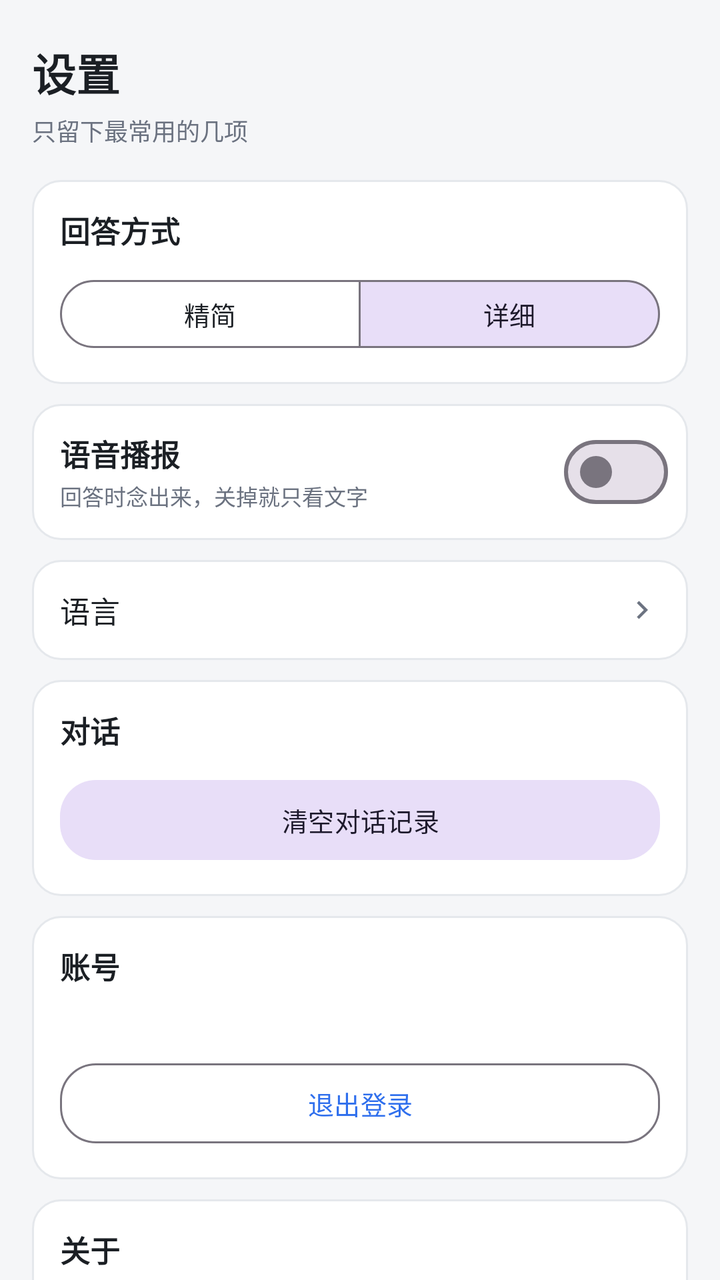
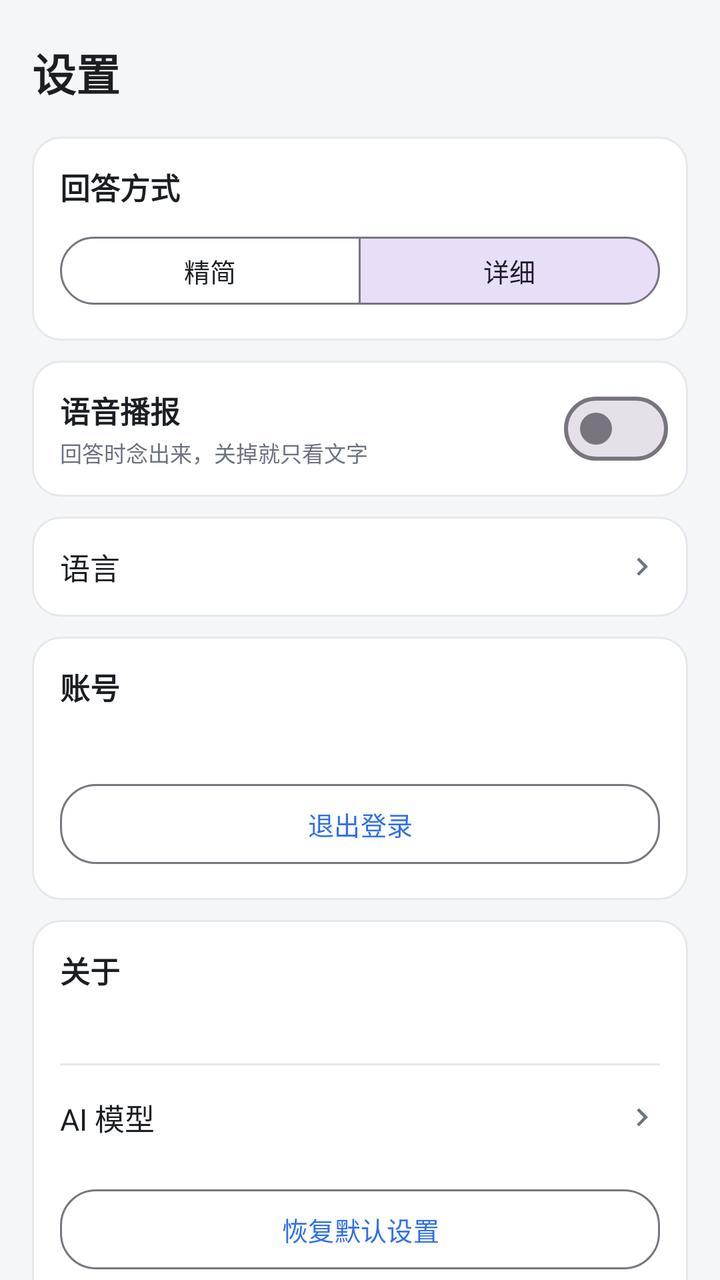

Two renders of the same Android screen: before a commit and after it. Below are the layout's source before the change and the commit's diff.
<!-- AndroidManifest.xml: application theme Theme.VoiceAssistant -->
<!-- res/layout/fragment_settings.xml -->
<?xml version="1.0" encoding="utf-8"?>
<ScrollView xmlns:android="http://schemas.android.com/apk/res/android"
    xmlns:app="http://schemas.android.com/apk/res-auto"
    android:layout_width="match_parent"
    android:layout_height="match_parent"
    android:background="@color/bg_app"
    android:fillViewport="true"
    android:scrollbars="none">

    <LinearLayout
        android:layout_width="match_parent"
        android:layout_height="wrap_content"
        android:orientation="vertical"
        android:paddingStart="16dp"
        android:paddingTop="20dp"
        android:paddingEnd="16dp"
        android:paddingBottom="28dp">

        <TextView
            android:layout_width="wrap_content"
            android:layout_height="wrap_content"
            android:text="@string/settings_title"
            android:textColor="@color/text_primary"
            android:textSize="22sp"
            android:textStyle="bold" />

        <TextView
            android:layout_width="wrap_content"
            android:layout_height="wrap_content"
            android:layout_marginTop="4dp"
            android:text="@string/settings_subtitle"
            android:textColor="@color/text_secondary"
            android:textSize="12sp" />

        
        <LinearLayout
            android:layout_width="match_parent"
            android:layout_height="wrap_content"
            android:layout_marginTop="16dp"
            android:background="@drawable/bg_card"
            android:orientation="vertical"
            android:padding="14dp">

            <TextView
                android:layout_width="wrap_content"
                android:layout_height="wrap_content"
                android:text="@string/settings_answer_style"
                android:textColor="@color/text_primary"
                android:textSize="15sp"
                android:textStyle="bold" />

            <com.google.android.material.button.MaterialButtonToggleGroup
                android:id="@+id/toggleStyle"
                android:layout_width="match_parent"
                android:layout_height="wrap_content"
                android:layout_marginTop="10dp"
                app:checkedButton="@+id/btnStyleDetailed"
                app:selectionRequired="true"
                app:singleSelection="true">

                <com.google.android.material.button.MaterialButton
                    android:id="@+id/btnStyleConcise"
                    style="@style/Widget.Material3.Button.OutlinedButton"
                    android:layout_width="0dp"
                    android:layout_height="wrap_content"
                    android:layout_weight="1"
                    android:minHeight="42dp"
                    android:text="@string/settings_style_concise"
                    android:textSize="13sp" />

                <com.google.android.material.button.MaterialButton
                    android:id="@+id/btnStyleDetailed"
                    style="@style/Widget.Material3.Button.OutlinedButton"
                    android:layout_width="0dp"
                    android:layout_height="wrap_content"
                    android:layout_weight="1"
                    android:minHeight="42dp"
                    android:text="@string/settings_style_detailed"
                    android:textSize="13sp" />
            </com.google.android.material.button.MaterialButtonToggleGroup>
        </LinearLayout>

        
        <LinearLayout
            android:layout_width="match_parent"
            android:layout_height="wrap_content"
            android:layout_marginTop="10dp"
            android:background="@drawable/bg_card"
            android:gravity="center_vertical"
            android:orientation="horizontal"
            android:paddingStart="14dp"
            android:paddingTop="10dp"
            android:paddingEnd="10dp"
            android:paddingBottom="10dp">

            <LinearLayout
                android:layout_width="0dp"
                android:layout_height="wrap_content"
                android:layout_weight="1"
                android:orientation="vertical">

                <TextView
                    android:layout_width="wrap_content"
                    android:layout_height="wrap_content"
                    android:text="@string/settings_speak"
                    android:textColor="@color/text_primary"
                    android:textSize="15sp"
                    android:textStyle="bold" />

                <TextView
                    android:layout_width="wrap_content"
                    android:layout_height="wrap_content"
                    android:layout_marginTop="2dp"
                    android:text="@string/settings_speak_desc"
                    android:textColor="@color/text_secondary"
                    android:textSize="11sp" />
            </LinearLayout>

            <com.google.android.material.materialswitch.MaterialSwitch
                android:id="@+id/switchSpeak"
                android:layout_width="wrap_content"
                android:layout_height="wrap_content" />
        </LinearLayout>

        
        <LinearLayout
            android:id="@+id/rowLanguage"
            android:layout_width="match_parent"
            android:layout_height="wrap_content"
            android:layout_marginTop="10dp"
            android:background="@drawable/bg_card"
            android:clickable="true"
            android:focusable="true"
            android:foreground="?attr/selectableItemBackground"
            android:gravity="center_vertical"
            android:orientation="horizontal"
            android:padding="14dp">

            <TextView
                android:layout_width="0dp"
                android:layout_height="wrap_content"
                android:layout_weight="1"
                android:text="@string/settings_language"
                android:textColor="@color/text_primary"
                android:textSize="15sp" />

            <TextView
                android:id="@+id/tvLanguageValue"
                android:layout_width="wrap_content"
                android:layout_height="wrap_content"
                android:layout_marginEnd="6dp"
                android:textColor="@color/text_secondary"
                android:textSize="14sp" />

            <ImageView
                android:layout_width="18dp"
                android:layout_height="18dp"
                android:contentDescription="@string/settings_language_title"
                android:rotation="-90"
                android:src="@drawable/ic_chevron_down"
                app:tint="@color/text_secondary" />
        </LinearLayout>

        
        <LinearLayout
            android:layout_width="match_parent"
            android:layout_height="wrap_content"
            android:layout_marginTop="10dp"
            android:background="@drawable/bg_card"
            android:orientation="vertical"
            android:padding="14dp">

            <TextView
                android:layout_width="wrap_content"
                android:layout_height="wrap_content"
                android:text="@string/settings_chat"
                android:textColor="@color/text_primary"
                android:textSize="15sp"
                android:textStyle="bold" />

            <com.google.android.material.button.MaterialButton
                android:id="@+id/btnClearChat"
                style="@style/Widget.Material3.Button.TonalButton"
                android:layout_width="match_parent"
                android:layout_height="wrap_content"
                android:layout_marginTop="10dp"
                android:text="@string/settings_clear_chat"
                android:textSize="13sp"
                app:cornerRadius="18dp" />
        </LinearLayout>

        
        <LinearLayout
            android:layout_width="match_parent"
            android:layout_height="wrap_content"
            android:layout_marginTop="10dp"
            android:background="@drawable/bg_card"
            android:orientation="vertical"
            android:padding="14dp">

            <TextView
                android:layout_width="wrap_content"
                android:layout_height="wrap_content"
                android:text="@string/settings_account"
                android:textColor="@color/text_primary"
                android:textSize="15sp"
                android:textStyle="bold" />

            <TextView
                android:id="@+id/tvAccount"
                android:layout_width="match_parent"
                android:layout_height="wrap_content"
                android:layout_marginTop="6dp"
                android:textColor="@color/text_secondary"
                android:textSize="13sp" />

            <com.google.android.material.button.MaterialButton
                android:id="@+id/btnLogout"
                style="@style/Widget.Material3.Button.OutlinedButton"
                android:layout_width="match_parent"
                android:layout_height="wrap_content"
                android:layout_marginTop="10dp"
                android:text="@string/settings_logout"
                android:textSize="13sp"
                app:cornerRadius="18dp" />
        </LinearLayout>

        
        <LinearLayout
            android:layout_width="match_parent"
            android:layout_height="wrap_content"
            android:layout_marginTop="10dp"
            android:background="@drawable/bg_card"
            android:orientation="vertical"
            android:padding="14dp">

            <TextView
                android:layout_width="wrap_content"
                android:layout_height="wrap_content"
                android:text="@string/settings_about"
                android:textColor="@color/text_primary"
                android:textSize="15sp"
                android:textStyle="bold" />

            <TextView
                android:id="@+id/tvVersion"
                android:layout_width="match_parent"
                android:layout_height="wrap_content"
                android:layout_marginTop="6dp"
                android:textColor="@color/text_secondary"
                android:textSize="13sp" />

            <View
                android:layout_width="match_parent"
                android:layout_height="1dp"
                android:layout_marginTop="12dp"
                android:layout_marginBottom="4dp"
                android:background="@color/bubble_bot_stroke" />

            
            <LinearLayout
                android:id="@+id/rowModel"
                android:layout_width="match_parent"
                android:layout_height="wrap_content"
                android:background="?attr/selectableItemBackground"
                android:clickable="true"
                android:focusable="true"
                android:gravity="center_vertical"
                android:minHeight="44dp"
                android:orientation="horizontal">

                <TextView
                    android:layout_width="0dp"
                    android:layout_height="wrap_content"
                    android:layout_weight="1"
                    android:text="@string/settings_model_row"
                    android:textColor="@color/text_primary"
                    android:textSize="15sp" />

                <TextView
                    android:id="@+id/tvModelValue"
                    android:layout_width="wrap_content"
                    android:layout_height="wrap_content"
                    android:layout_marginEnd="6dp"
                    android:textColor="@color/text_secondary"
                    android:textSize="14sp" />

                <ImageView
                    android:layout_width="18dp"
                    android:layout_height="18dp"
                    android:contentDescription="@string/settings_model_row"
                    android:rotation="-90"
                    android:src="@drawable/ic_chevron_down"
                    app:tint="@color/text_secondary" />
            </LinearLayout>

            <com.google.android.material.button.MaterialButton
                android:id="@+id/btnResetSettings"
                style="@style/Widget.Material3.Button.OutlinedButton"
                android:layout_width="match_parent"
                android:layout_height="wrap_content"
                android:layout_marginTop="10dp"
                android:text="@string/settings_reset"
                android:textSize="13sp"
                app:cornerRadius="18dp" />
        </LinearLayout>

    </LinearLayout>
</ScrollView>
<!-- resources referenced by this layout -->
<resources>
  <color name="bg_app">#F5F6F8</color>
  <color name="bubble_bot_stroke">#E5E8EC</color>
  <color name="text_primary">#1B1F24</color>
  <color name="text_secondary">#6B7280</color>
  <!-- drawable bg_card (drawable) -->
  <?xml version="1.0" encoding="utf-8"?>
  <shape xmlns:android="http://schemas.android.com/apk/res/android"
      android:shape="rectangle">
      <solid android:color="@color/surface" />
      <corners android:radius="14dp" />
      <stroke
          android:width="1dp"
          android:color="@color/bubble_bot_stroke" />
  </shape>
  <!-- drawable ic_chevron_down (drawable) -->
  <vector xmlns:android="http://schemas.android.com/apk/res/android"
      android:width="24dp"
      android:height="24dp"
      android:viewportWidth="24"
      android:viewportHeight="24">
      <path
          android:fillColor="#FF000000"
          android:pathData="M7.41,8.59L12,13.17l4.59,-4.58L18,10l-6,6 -6,-6 1.41,-1.41z" />
  </vector>
  <string name="settings_about">关于</string>
  <string name="settings_account">账号</string>
  <string name="settings_answer_style">回答方式</string>
  <string name="settings_chat">对话</string>
  <string name="settings_clear_chat">清空对话记录</string>
  <string name="settings_language">语言</string>
  <string name="settings_language_title">选择界面语言</string>
  <string name="settings_logout">退出登录</string>
  <string name="settings_model_row">AI 模型</string>
  <string name="settings_reset">恢复默认设置</string>
  <string name="settings_speak">语音播报</string>
  <string name="settings_speak_desc">回答时念出来，关掉就只看文字</string>
  <string name="settings_style_concise">精简</string>
  <string name="settings_style_detailed">详细</string>
  <string name="settings_subtitle">只留下最常用的几项</string>
  <string name="settings_title">设置</string>
  <style name="Theme.VoiceAssistant" parent="Base.Theme.VoiceAssistant" />
  <color name="surface">#FFFFFFFF</color>
  <style name="Base.Theme.VoiceAssistant" parent="Theme.Material3.Light.NoActionBar">
          
          <item name="colorPrimary">@color/brand_primary</item>
          <item name="colorOnPrimary">@color/white</item>
          <item name="colorPrimaryContainer">@color/chip_bg</item>
          <item name="colorOnPrimaryContainer">@color/brand_primary_dark</item>
          <item name="colorSurface">@color/surface</item>
          <item name="colorOnSurface">@color/text_primary</item>
          <item name="colorSurfaceVariant">@color/input_bg</item>
          <item name="colorOnSurfaceVariant">@color/text_secondary</item>
          <item name="android:colorBackground">@color/bg_app</item>
  
          
          <item name="android:windowBackground">@color/bg_app</item>
  
          
          <item name="android:statusBarColor">@android:color/transparent</item>
          <item name="android:navigationBarColor">@android:color/transparent</item>
          <item name="android:windowLightStatusBar">true</item>
          <item name="android:windowLightNavigationBar">true</item>
          <item name="android:windowDrawsSystemBarBackgrounds">true</item>
  
          
          <item name="android:forceDarkAllowed" tools:targetApi="q">false</item>
      </style>
  <color name="brand_primary">#2F6FED</color>
  <color name="white">#FFFFFFFF</color>
  <color name="chip_bg">#EAF1FE</color>
  <color name="brand_primary_dark">#1E4FBF</color>
  <color name="input_bg">#F1F3F5</color>
</resources>

<!-- the commit's change to res/layout/fragment_settings.xml (unified diff, before → after) -->
@@ -24,14 +24,6 @@
             android:textSize="22sp"
             android:textStyle="bold" />
 
-        <TextView
-            android:layout_width="wrap_content"
-            android:layout_height="wrap_content"
-            android:layout_marginTop="4dp"
-            android:text="@string/settings_subtitle"
-            android:textColor="@color/text_secondary"
-            android:textSize="12sp" />
-
         
         <LinearLayout
             android:layout_width="match_parent"
@@ -159,34 +151,6 @@
                 android:rotation="-90"
                 android:src="@drawable/ic_chevron_down"
                 app:tint="@color/text_secondary" />
-        </LinearLayout>
-
-        
-        <LinearLayout
-            android:layout_width="match_parent"
-            android:layout_height="wrap_content"
-            android:layout_marginTop="10dp"
-            android:background="@drawable/bg_card"
-            android:orientation="vertical"
-            android:padding="14dp">
-
-            <TextView
-                android:layout_width="wrap_content"
-                android:layout_height="wrap_content"
-                android:text="@string/settings_chat"
-                android:textColor="@color/text_primary"
-                android:textSize="15sp"
-                android:textStyle="bold" />
-
-            <com.google.android.material.button.MaterialButton
-                android:id="@+id/btnClearChat"
-                style="@style/Widget.Material3.Button.TonalButton"
-                android:layout_width="match_parent"
-                android:layout_height="wrap_content"
-                android:layout_marginTop="10dp"
-                android:text="@string/settings_clear_chat"
-                android:textSize="13sp"
-                app:cornerRadius="18dp" />
         </LinearLayout>
 
         
<!-- resource entries referenced after the edit -->
@@ -27,8 +27,6 @@
   <string name="settings_about">关于</string>
   <string name="settings_account">账号</string>
   <string name="settings_answer_style">回答方式</string>
-  <string name="settings_chat">对话</string>
-  <string name="settings_clear_chat">清空对话记录</string>
   <string name="settings_language">语言</string>
   <string name="settings_language_title">选择界面语言</string>
   <string name="settings_logout">退出登录</string>
@@ -38,7 +36,6 @@
   <string name="settings_speak_desc">回答时念出来，关掉就只看文字</string>
   <string name="settings_style_concise">精简</string>
   <string name="settings_style_detailed">详细</string>
-  <string name="settings_subtitle">只留下最常用的几项</string>
   <string name="settings_title">设置</string>
   <style name="Theme.VoiceAssistant" parent="Base.Theme.VoiceAssistant" />
   <color name="surface">#FFFFFFFF</color>
